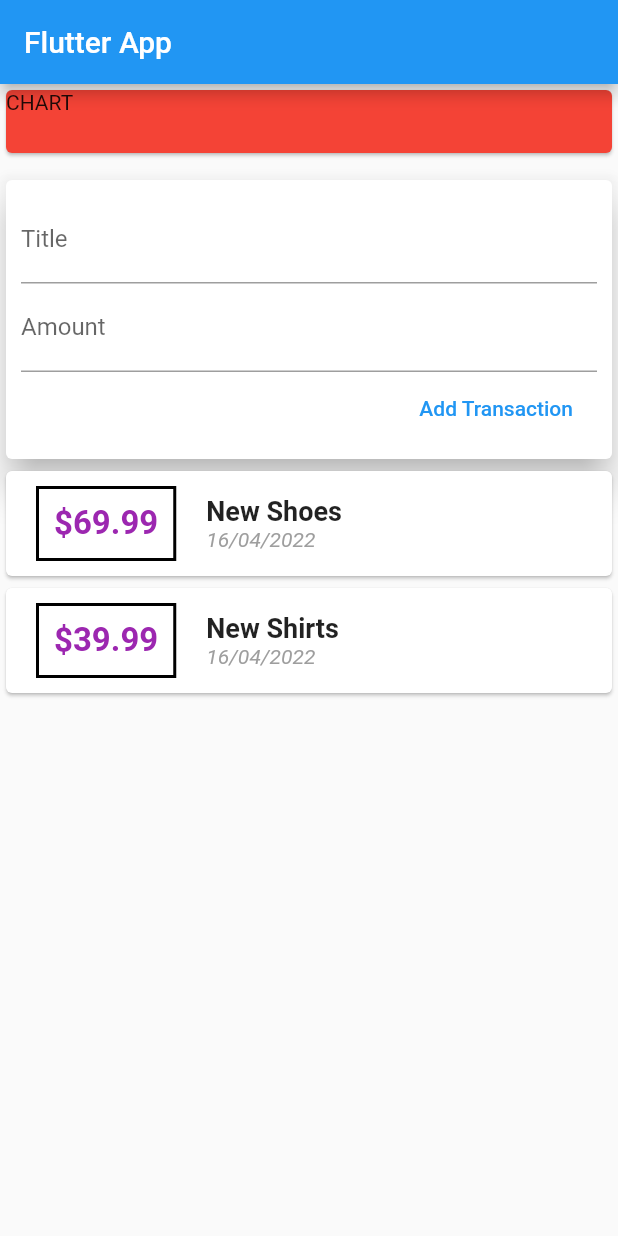
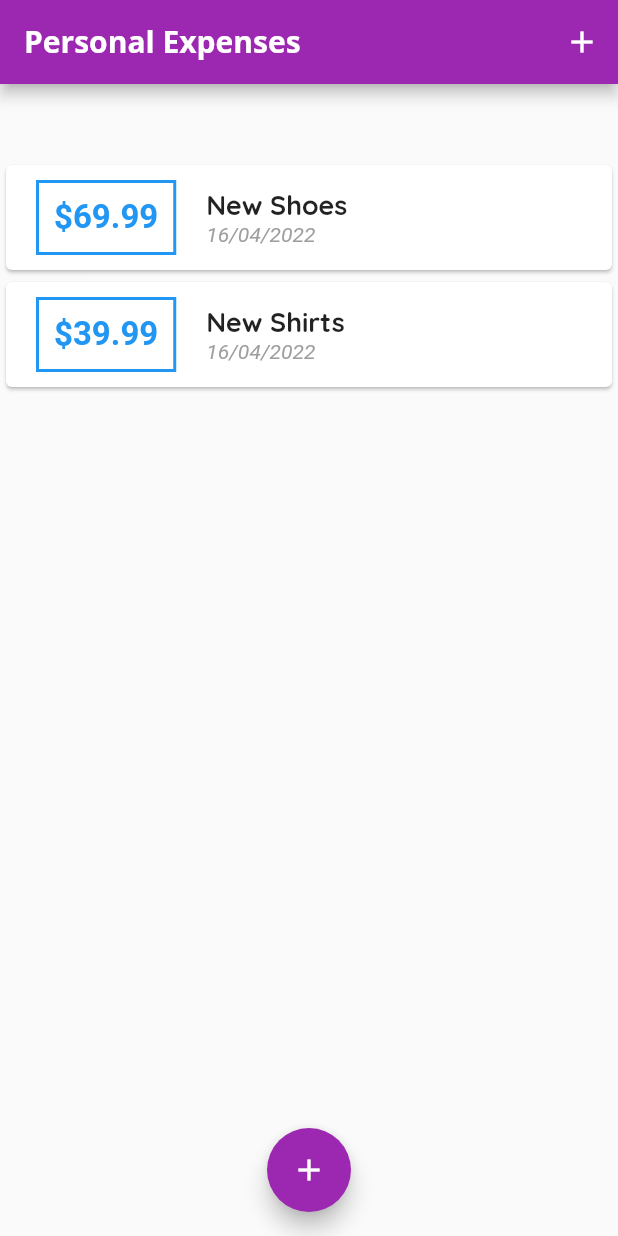
Before and after one commit to pliniogim/gasto, a Flutter app: the screen it shows after launch, on a phone screen of 412 x 824 dp. Run offline on Flutter 3.47's test engine with Material 2 defaults, Android fonts, the phone set to English and light mode, and no system bars.

Commit message:
20220416

```diff
--- a/lib/home/gasto_home.dart
+++ b/lib/home/gasto_home.dart
@@ -1,5 +1,9 @@
 import 'package:flutter/material.dart';
-import 'package:gasto/home/widgets/user_transaction.dart';
+import 'package:gasto/home/widgets/new_transaction.dart';
+import 'package:gasto/home/widgets/transaction_list.dart';
+//import 'package:gasto/home/widgets/user_transaction.dart';
+import 'model/transaction.dart';
+import 'widgets/chart.dart';
 //split
 //import 'package:gasto/home/model/transaction.dart';
 
@@ -10,54 +14,88 @@
 //split
 //import 'package:intl/intl.dart';
 
-class GastoHome extends StatelessWidget {
-  GastoHome({Key? key}) : super(key: key);
+class GastoHome extends StatefulWidget {
+  const GastoHome({Key? key}) : super(key: key);
+
+  @override
+  State<GastoHome> createState() => _GastoHomeState();
+}
+
+class _GastoHomeState extends State<GastoHome> {
+  final List<Transaction> _userTransactions = [
+    Transaction(
+      id: 't1',
+      title: 'New Shoes',
+      amount: 69.99,
+      date: DateTime.now(),
+    ),
+    Transaction(
+      id: 't2',
+      title: 'New Shirts',
+      amount: 39.99,
+      date: DateTime.now(),
+    ),
+  ];
+
+  List<Transaction> get _recentTransactions {
+    return _userTransactions.where((tx) {
+      return tx.date.isAfter(
+        DateTime.now().subtract(
+          Duration(days: 7),
+        ),
+      );
+    }).toList();
+  }
+
+  void _addNewTransaction(String txTitle, double txAmount) {
+    final newtx = Transaction(
+        title: txTitle,
+        amount: txAmount,
+        date: DateTime.now(),
+        id: DateTime.now().toString());
+
+    setState(() {
+      _userTransactions.add(newtx);
+    });
+  }
 
   //split code
-  // final List<Transaction> transactions = [
-  //   Transaction(
-  //     id: 't1',
-  //     title: 'New Shoes',
-  //     amount: 69.99,
-  //     date: DateTime.now(),
-  //   ),
-  //   Transaction(
-  //     id: 't2',
-  //     title: 'New Shirts',
-  //     amount: 39.99,
-  //     date: DateTime.now(),
-  //   ),
-  // ];
-
-  // caso 1 - erro @immutable
-  // String? titleInput;
-  // String? amountInput;
-
-  //caso 2
-  // final titleController = TextEditingController();
-  // final amountController = TextEditingController();
+  void _startAddNewTransaction(BuildContext ctx) {
+    showModalBottomSheet(
+      context: ctx,
+      builder: (_) {
+        return GestureDetector(
+          child: NewTransaction(_addNewTransaction),
+          onTap: () {},
+          behavior: HitTestBehavior.opaque,
+        );
+      },
+    );
+  }
 
   @override
   Widget build(BuildContext context) {
     return Scaffold(
       appBar: AppBar(
-        title: Text('Flutter App'),
+        title: const Text(
+          'Personal Expenses',
+          //or appbar theme data
+          // style: TextStyle(
+          //   fontFamily: 'OpenSans',
+        ),
+        actions: <Widget>[
+          IconButton(
+            onPressed: () => _startAddNewTransaction(context),
+            icon: const Icon(Icons.add),
+          )
+        ],
       ),
       body: SingleChildScrollView(
         child: Column(
           mainAxisAlignment: MainAxisAlignment.start,
           crossAxisAlignment: CrossAxisAlignment.stretch,
           children: <Widget>[
-            Container(
-              width: double.infinity,
-              height: 50,
-              child: const Card(
-                color: Colors.red,
-                child: Text(
-                  'CHART',
-                ),
-              ),
-            ),
+            Chart(_recentTransactions),
             const SizedBox(
               height: 10,
             ),
@@ -112,7 +150,7 @@
             //split2
             // NewTransaction(),
             // TransactionList(),
-            UserTransaction(),
+            TransactionList(_userTransactions),
             //split
             // Column(
             //   children: transactions
@@ -172,6 +210,11 @@
           ],
         ),
       ),
+      floatingActionButtonLocation: FloatingActionButtonLocation.centerFloat,
+      floatingActionButton: FloatingActionButton(
+        child: const Icon(Icons.add),
+        onPressed: () => _startAddNewTransaction(context),
+      ),
     );
   }
 }
--- /dev/null
+++ b/lib/home/widgets/chart.dart
@@ -0,0 +1,44 @@
+import 'package:flutter/material.dart';
+import 'package:gasto/home/model/transaction.dart';
+import 'package:intl/intl.dart';
+
+class Chart extends StatelessWidget {
+  final List<Transaction> recentTransactions;
+  Chart(this.recentTransactions);
+
+  List<Map<String, Object>> get groupedTransactionValues {
+    return List.generate(
+      7,
+      (index) {
+        final weekDay = DateTime.now().subtract(
+          Duration(days: index),
+        );
+        double totalSum = 0.0;
+        for (var i = 0; i < recentTransactions.length; i++) {
+          if (recentTransactions[i].date.day == weekDay.day &&
+              recentTransactions[i].date.month == weekDay.month &&
+              recentTransactions[i].date.year == weekDay.year) {
+            totalSum += recentTransactions[i].amount;
+          }
+        }
+
+        print(DateFormat.E().format(weekDay));
+        print(totalSum);
+
+        return {'day': DateFormat.E().format(weekDay), 'amount': totalSum};
+      },
+    );
+  }
+
+  // const Chart({Key? key}) : super(key: key);
+
+  @override
+  Widget build(BuildContext context) {
+    print(groupedTransactionValues);
+    return Card(
+      elevation: 6,
+      margin: EdgeInsets.all(20),
+      child: Row(children: <Widget>[]),
+    );
+  }
+}
--- a/lib/home/widgets/new_transaction.dart
+++ b/lib/home/widgets/new_transaction.dart
@@ -1,12 +1,19 @@
 import 'package:flutter/material.dart';
 import 'package:flutter/widgets.dart';
 
-class NewTransaction extends StatelessWidget {
+class NewTransaction extends StatefulWidget {
   final Function addTx;
-  final titleController = TextEditingController();
-  final amountController = TextEditingController();
 
   NewTransaction(this.addTx);
+
+  @override
+  State<NewTransaction> createState() => _NewTransactionState();
+}
+
+class _NewTransactionState extends State<NewTransaction> {
+  final titleController = TextEditingController();
+
+  final amountController = TextEditingController();
 
   void submitData() {
     final enteredTitle = titleController.text;
@@ -15,10 +22,12 @@
       return;
     }
 
-    addTx(
+    widget.addTx(
       enteredTitle,
       enteredAmount,
     );
+
+    Navigator.of(context).pop();
   }
 
   @override
--- a/lib/home/widgets/transaction_list.dart
+++ b/lib/home/widgets/transaction_list.dart
@@ -22,7 +22,26 @@
   Widget build(BuildContext context) {
     return Container(
       height: 300,
-      child: ListView.builder(
+      child: transactions.isEmpty
+          ? Column(
+              children: <Widget>[
+                Text(
+                  'No transactions added yet!',
+                  style: Theme.of(context).textTheme.headline6,
+                ),
+                const SizedBox(
+                  height: 10,
+                ),
+                Container(
+                  height: 200,
+                  child: Image.asset(
+                    'assets/images/waiting.png',
+                    fit: BoxFit.cover,
+                  ),
+                )
+              ],
+            )
+          : ListView.builder(
               itemBuilder: (context, index) {
                 return Card(
                   child: Row(
@@ -35,16 +54,16 @@
                         ),
                         decoration: BoxDecoration(
                           border: Border.all(
-                      color: Colors.black,
+                            color: Theme.of(context).primaryColor,
                             width: 2,
                           ),
                         ),
                         child: Text(
                           '\$${transactions[index].amount.toStringAsFixed(2)}',
-                    style: const TextStyle(
+                          style: TextStyle(
                             fontSize: 22,
                             fontWeight: FontWeight.bold,
-                      color: Colors.purple,
+                            color: Theme.of(context).primaryColor,
                           ),
                         ),
                       ),
@@ -53,14 +72,16 @@
                         children: <Widget>[
                           Text(
                             transactions[index].title,
-                      style: const TextStyle(
-                        fontSize: 18,
-                        fontWeight: FontWeight.bold,
-                      ),
+                            style: Theme.of(context).textTheme.headline6,
+                            // style: const TextStyle(
+                            //   fontSize: 18,
+                            //   fontWeight: FontWeight.bold,
+                            // ),
                           ),
                           Text(
                             //DateFormat.HOUR_MINUTE_GENERIC_TZ....
-                      DateFormat('dd/MM/yyyy').format(transactions[index].date),
+                            DateFormat('dd/MM/yyyy')
+                                .format(transactions[index].date),
                             style: const TextStyle(
                               color: Colors.grey,
                               fontSize: 14,
--- a/lib/home/widgets/user_transaction.dart
+++ b/lib/home/widgets/user_transaction.dart
@@ -1,49 +1,49 @@
-import 'package:flutter/material.dart';
-import '../model/transaction.dart';
-import 'new_transaction.dart';
-import 'transaction_list.dart';
+// import 'package:flutter/material.dart';
+// import '../model/transaction.dart';
+// import 'new_transaction.dart';
+// import 'transaction_list.dart';
 
-class UserTransaction extends StatefulWidget {
-  const UserTransaction({Key? key}) : super(key: key);
+// class UserTransaction extends StatefulWidget {
+//   const UserTransaction({Key? key}) : super(key: key);
 
-  @override
-  State<UserTransaction> createState() => _UserTransactionState();
-}
+//   @override
+//   State<UserTransaction> createState() => _UserTransactionState();
+// }
 
-class _UserTransactionState extends State<UserTransaction> {
-  final List<Transaction> _userTransactions = [
-    Transaction(
-      id: 't1',
-      title: 'New Shoes',
-      amount: 69.99,
-      date: DateTime.now(),
-    ),
-    Transaction(
-      id: 't2',
-      title: 'New Shirts',
-      amount: 39.99,
-      date: DateTime.now(),
-    ),
-  ];
+// class _UserTransactionState extends State<UserTransaction> {
+//   // final List<Transaction> _userTransactions = [
+//   //   Transaction(
+//   //     id: 't1',
+//   //     title: 'New Shoes',
+//   //     amount: 69.99,
+//   //     date: DateTime.now(),
+//   //   ),
+//   //   Transaction(
+//   //     id: 't2',
+//   //     title: 'New Shirts',
+//   //     amount: 39.99,
+//   //     date: DateTime.now(),
+//   //   ),
+//   // ];
 
-  void _addNewTransaction(String txTitle, double txAmount) {
-    final newtx = Transaction(
-        title: txTitle,
-        amount: txAmount,
-        date: DateTime.now(),
-        id: DateTime.now().toString());
-    setState(() {
-      _userTransactions.add(newtx);
-    });
-  }
+//   // void _addNewTransaction(String txTitle, double txAmount) {
+//   //   final newtx = Transaction(
+//   //       title: txTitle,
+//   //       amount: txAmount,
+//   //       date: DateTime.now(),
+//   //       id: DateTime.now().toString());
+//   //   setState(() {
+//   //     _userTransactions.add(newtx);
+//   //   });
+//   // }
 
-  @override
-  Widget build(BuildContext context) {
-    return Column(
-      children: <Widget>[
-        NewTransaction(_addNewTransaction),
-        TransactionList(_userTransactions),
-      ],
-    );
-  }
-}
+//   @override
+//   Widget build(BuildContext context) {
+//     return Column(
+//       children: <Widget>[
+//         NewTransaction(_addNewTransaction),
+
+//       ],
+//     );
+//   }
+// }
--- a/lib/main.dart
+++ b/lib/main.dart
@@ -13,6 +13,40 @@
   @override
   Widget build(BuildContext context) {
     return MaterialApp(
+      title: 'Personal Expenses',
+      theme: ThemeData(
+        colorScheme: ColorScheme.fromSwatch(primarySwatch: Colors.purple)
+            .copyWith(secondary: Colors.purple),
+        fontFamily: 'Quicksand',
+        textTheme: ThemeData.light().textTheme.copyWith(
+                headline6: const TextStyle(
+              fontFamily: 'Quicksand',
+              fontWeight: FontWeight.bold,
+              fontSize: 18,
+            )),
+        appBarTheme: AppBarTheme(
+          toolbarTextStyle: ThemeData.light()
+              .textTheme
+              .copyWith(
+                headline6: const TextStyle(
+                  fontFamily: 'OpenSans',
+                  fontSize: 20,
+                  fontWeight: FontWeight.bold,
+                ),
+              )
+              .bodyText2,
+          titleTextStyle: ThemeData.light()
+              .textTheme
+              .copyWith(
+                headline6: const TextStyle(
+                  fontFamily: 'OpenSans',
+                  fontSize: 20,
+                  fontWeight: FontWeight.bold,
+                ),
+              )
+              .headline6,
+        ),
+      ),
       debugShowCheckedModeBanner: false,
       home: GastoHome(),
     );
```
Also changed, not shown: pubspec.yaml (+13 -8 lines), assets/fonts/OpenSans-Bold.ttf (added), assets/fonts/OpenSans-Regular.ttf (added), assets/fonts/Quicksand-Bold.ttf (added), assets/fonts/Quicksand-Light.ttf (added), assets/fonts/Quicksand-Medium.ttf (added), assets/fonts/Quicksand-Regular.ttf (added), assets/images/waiting.png (added). Lines whose indentation alone changed are shown as unchanged.
